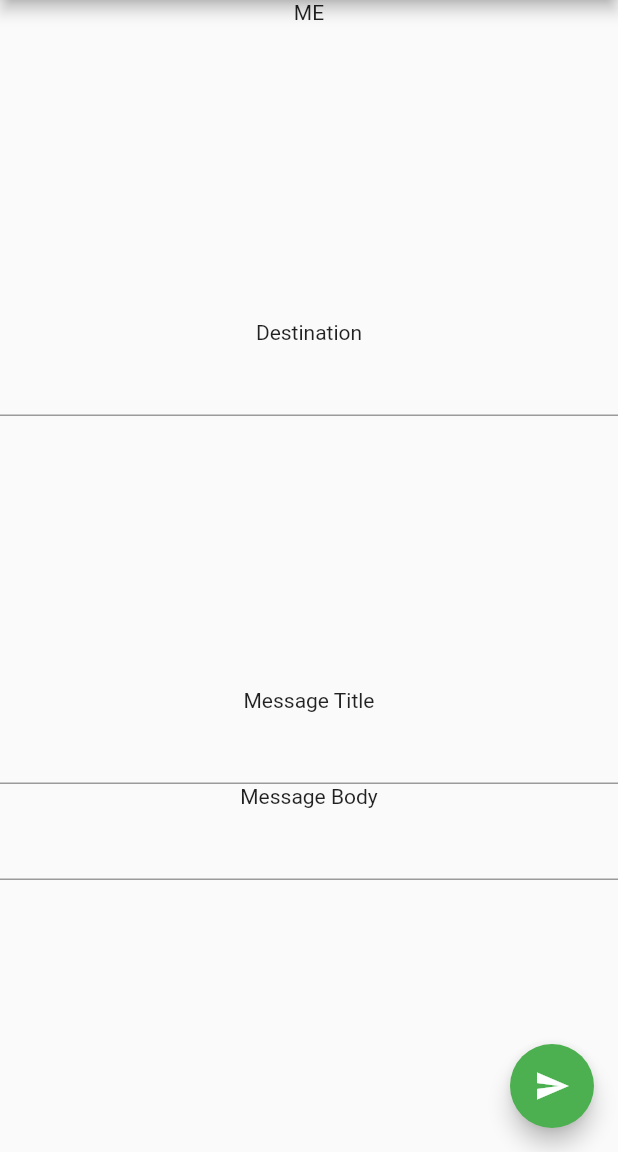
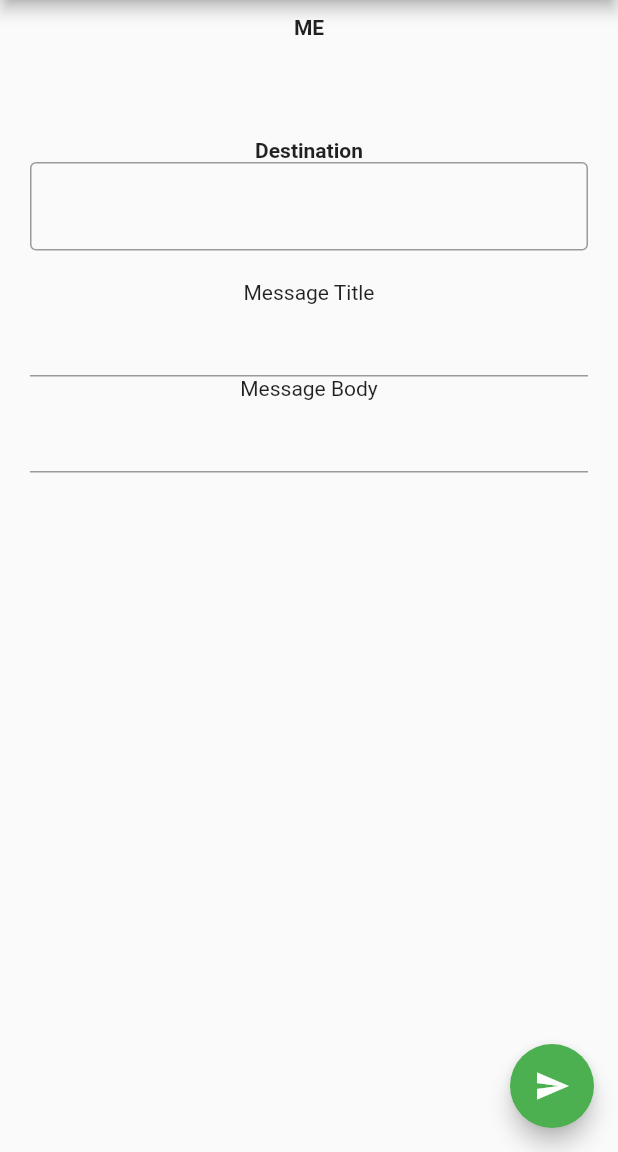
Before and after one commit to fathens/mpc_wallet, a Flutter app: the MessagingPage screen opened by its route, on a phone screen of 412 x 824 dp, the part 84-1236 px from its top. Run offline on Flutter 3.47's test engine with Material 2 defaults, Android fonts, the light colour scheme and no system bars; our stand-ins replace firebase_core, firebase_messaging, flutter_local_notifications, flutter_secure_storage, flutter_spinkit, fluttertoast and 2 more; missing offline and left inert: dart:ffi, dart:html, dart:js_util; accounts and stored records are empty.

Commit message:
Separate fcm into "mobile" and "web"

```diff
--- a/lib/main.dart
+++ b/lib/main.dart
@@ -43,7 +43,11 @@ class MyApp extends StatelessWidget {
 class AppCondition with ChangeNotifier {
   final List<String> accounts = List.empty(growable: true);
 
-  AppCondition();
+  AppCondition() {
+    addEventLister((event) {
+      log("Get Event: $event");
+    });
+  }
 
   void addAccount(String addr) {
     accounts.add(addr);
--- a/lib/pages/sample/messaging.dart
+++ b/lib/pages/sample/messaging.dart
@@ -57,14 +57,7 @@ class _MessagingPageState extends State<MessagingPage> {
   }
 
   void _startToListen() async {
-    FirebaseMessaging.onMessage.listen((RemoteMessage message) {
-      final notification = message.notification;
-      log("Received: ${message.category}: ${notification?.title}: ${notification?.body}");
-
-      if (notification != null) {
-        _getNotify(notification);
-      }
-    });
+    addEventLister((e) => _getNotify(e));
   }
 
   void _sendMessage() async {
@@ -87,18 +80,25 @@ class _MessagingPageState extends State<MessagingPage> {
       appBar: AppBar(
         title: Text(widget.title),
       ),
-      body: Center(
+      body: SingleChildScrollView(
+        padding: const EdgeInsets.fromLTRB(20, 10, 20, 10),
         child: Column(
-          mainAxisAlignment: MainAxisAlignment.center,
+          mainAxisAlignment: MainAxisAlignment.start,
           children: [
-            const Text("ME"),
+            const Text("ME", style: TextStyle(fontWeight: FontWeight.bold)),
             SelectableText(_deviceToken),
-            const Spacer(),
-            const Text("Destination"),
-            TextField(onChanged: (text) {
-              _destinationDevice = text;
-            }),
-            const Spacer(),
+            const Padding(padding: EdgeInsets.fromLTRB(0, 50, 0, 0)),
+            const Text("Destination", style: TextStyle(fontWeight: FontWeight.bold)),
+            TextField(
+              onChanged: (text) {
+                _destinationDevice = text;
+              },
+              decoration: const InputDecoration(
+                border: OutlineInputBorder(),
+              ),
+              maxLines: null,
+            ),
+            const Padding(padding: EdgeInsets.fromLTRB(0, 20, 0, 0)),
             const Text("Message Title"),
             TextField(onChanged: (text) {
               _messageTitle = text;
@@ -107,7 +107,6 @@ class _MessagingPageState extends State<MessagingPage> {
             TextField(onChanged: (text) {
               _messageBody = text;
             }),
-            const Spacer(),
           ],
         ),
       ),
```
Also changed, not shown: lib/fcm/facade.dart (+8 -0 lines), lib/fcm/mobile.dart (added, +18 -0 lines), lib/fcm/web.dart (added, +14 -0 lines).
